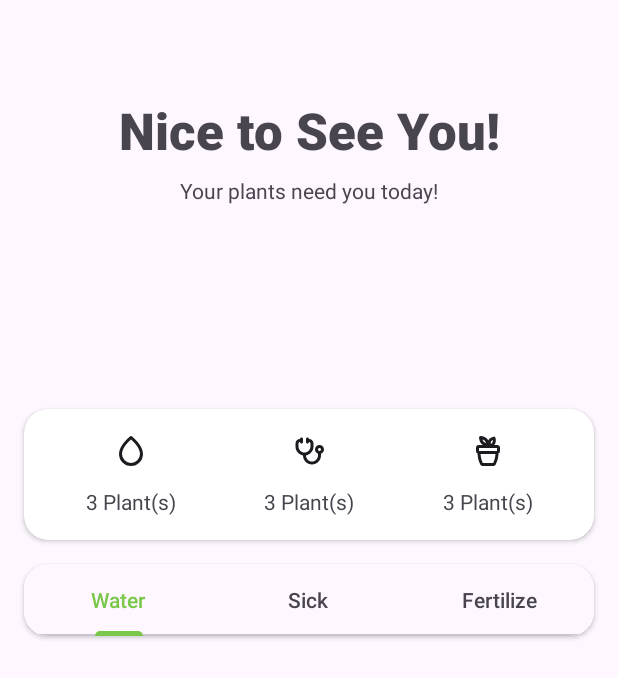
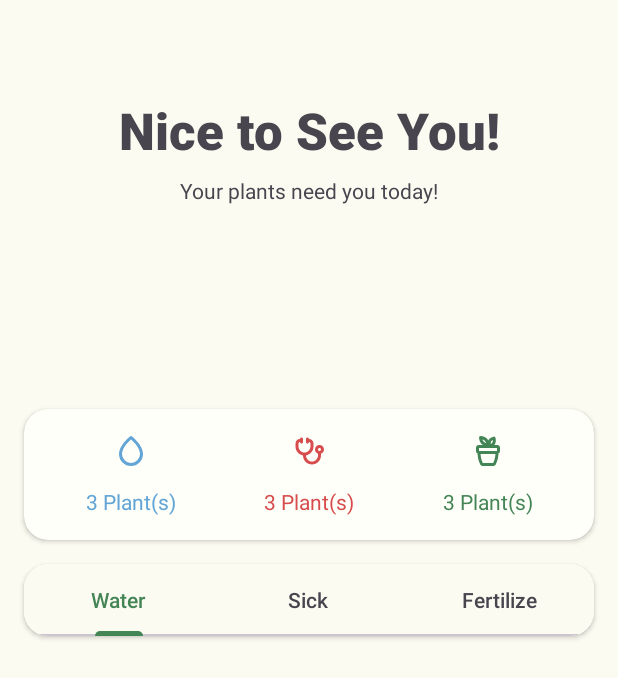
Before and after one commit to narendradhafa/HarvestHero, an Android app: the fragment HomeFragment shown on its own in the app's theme, on a phone screen of 412 x 824 dp. Shown: the top 678 px of the screen. Run offline under Robolectric (Android 15) with nearby library versions, the phone set to English and light mode, and no system bars.

Commit message:
Adding Color to UI
adding color both on day and night theme

```diff
--- a/app/src/main/java/com/bangkitacademy/harvesthero/ui/SectionsPagerAdapter.kt
+++ b/app/src/main/java/com/bangkitacademy/harvesthero/ui/SectionsPagerAdapter.kt
@@ -5,6 +5,7 @@ import androidx.fragment.app.Fragment
 import androidx.viewpager2.adapter.FragmentStateAdapter
 import com.bangkitacademy.harvesthero.ui.home.HomeFragment
 import com.bangkitacademy.harvesthero.ui.myplants.MyPlantsFragment
+import com.bangkitacademy.harvesthero.ui.plantpedia.PlantPediaFragment
 
 class SectionsPagerAdapter internal constructor(activity: AppCompatActivity) : FragmentStateAdapter(activity) {
 
--- a/app/src/main/java/com/bangkitacademy/harvesthero/ui/PlantPediaFragment.kt
+++ b/app/src/main/java/com/bangkitacademy/harvesthero/ui/plantpedia/PlantPediaFragment.kt
@@ -1,4 +1,4 @@
-package com.bangkitacademy.harvesthero.ui
+package com.bangkitacademy.harvesthero.ui.plantpedia
 
 import androidx.fragment.app.viewModels
 import android.os.Bundle
@@ -9,10 +9,6 @@ import android.view.ViewGroup
 import com.bangkitacademy.harvesthero.R
 
 class PlantPediaFragment : Fragment() {
-
-    companion object {
-        fun newInstance() = PlantPediaFragment()
-    }
 
     private val viewModel: PlantPediaViewModel by viewModels()
 
@@ -28,4 +24,8 @@ class PlantPediaFragment : Fragment() {
     ): View {
         return inflater.inflate(R.layout.fragment_plant_pedia, container, false)
     }
+
+    companion object {
+        fun newInstance() = PlantPediaFragment()
+    }
 }
--- a/app/src/main/java/com/bangkitacademy/harvesthero/ui/PlantPediaViewModel.kt
+++ b/app/src/main/java/com/bangkitacademy/harvesthero/ui/plantpedia/PlantPediaViewModel.kt
@@ -1,4 +1,4 @@
-package com.bangkitacademy.harvesthero.ui
+package com.bangkitacademy.harvesthero.ui.plantpedia
 
 import androidx.lifecycle.ViewModel
 
--- a/app/src/main/res/drawable/fertilizer.xml
+++ b/app/src/main/res/drawable/fertilizer.xml
@@ -5,6 +5,6 @@
     android:viewportHeight="24">
   <path
       android:pathData="M7.047,2.026a1,1 0,0 0,-1.022 1.021c0.016,0.706 0.187,1.7 0.667,2.717 0.267,0.566 0.61,1.074 1.04,1.504 0.28,0.28 0.593,0.523 0.933,0.732L6,8a2,2 0,0 0,-2 2v2a2,2 0,0 0,1.014 1.74c0.139,3.665 1.275,6.218 1.837,7.27 0.35,0.656 1.023,0.99 1.684,0.99h6.93c0.66,0 1.334,-0.334 1.684,-0.99 0.562,-1.052 1.698,-3.605 1.837,-7.27A2,2 0,0 0,20 12v-2a2,2 0,0 0,-2 -2h-1.898c0.217,-0.227 0.406,-0.477 0.563,-0.75 0.212,-0.367 0.36,-0.765 0.45,-1.189 0.173,-0.798 0.137,-1.618 -0.021,-2.401l-0.144,-0.57a1,1 0,0 0,-1.155 -0.666,6.16 6.16,0 0,0 -1.898,0.778c-0.656,0.403 -1.195,0.912 -1.562,1.548 -0.05,0.086 -0.095,0.173 -0.138,0.262a5.215,5.215 0,0 0,-0.93 -1.28,5.315 5.315,0 0,0 -1.503,-1.04 6.906,6.906 0,0 0,-2.717 -0.666ZM8.25,4.25c0.226,0.07 0.447,0.15 0.66,0.25 0.368,0.174 0.686,0.389 0.944,0.647 0.257,0.257 0.472,0.575 0.646,0.943 0.094,0.217 0.18,0.433 0.249,0.66a4.79,4.79 0,0 1,-0.66 -0.25,3.333 3.333,0 0,1 -0.943,-0.646A3.333,3.333 0,0 1,8.5 4.91c-0.1,-0.213 -0.18,-0.434 -0.25,-0.66ZM15.222,4.75 L15.228,4.98c0,0.228 -0.022,0.45 -0.067,0.66a2.094,2.094 0,0 1,-0.228 0.61c-0.185,0.32 -0.485,0.604 -0.877,0.845l-0.279,0.154 -0.005,-0.228c0,-0.228 0.022,-0.45 0.068,-0.661 0.049,-0.227 0.124,-0.431 0.227,-0.61 0.185,-0.32 0.485,-0.603 0.877,-0.845l0.278,-0.155ZM7.028,14h9.944c-0.174,3.023 -1.093,5.125 -1.551,6L8.579,20c-0.458,-0.875 -1.377,-2.977 -1.55,-6ZM18,12L6,12v-2h12v2Z"
-      android:fillColor="?attr/colorOnSurface"
+      android:fillColor="@color/fertilize"
       android:fillType="evenOdd"/>
 </vector>
--- a/app/src/main/res/drawable/sick.xml
+++ b/app/src/main/res/drawable/sick.xml
@@ -5,6 +5,6 @@
     android:viewportHeight="24">
   <path
       android:pathData="M8,4C8,3.448 7.552,3 7,3C6.448,3 6,3.448 6,4C4.343,4 3,5.343 3,7L3,9C3,11.973 5.162,14.441 8,14.917L8,15C8,18.314 10.686,21 14,21C17.314,21 20,18.314 20,15L20,13.829C21.165,13.417 22,12.306 22,11C22,9.343 20.657,8 19,8C17.343,8 16,9.343 16,11C16,12.306 16.835,13.417 18,13.829L18,15C18,17.209 16.209,19 14,19C11.791,19 10,17.209 10,15L10,14.917C12.838,14.441 15,11.973 15,9L15,7C15,5.343 13.657,4 12,4C12,3.448 11.552,3 11,3C10.448,3 10,3.448 10,4L10,6C10,6.552 10.448,7 11,7C11.552,7 12,6.552 12,6C12.552,6 13,6.448 13,7L13,9C13,11.209 11.209,13 9,13C6.791,13 5,11.209 5,9L5,7C5,6.448 5.448,6 6,6C6,6.552 6.448,7 7,7C7.552,7 8,6.552 8,6L8,4ZM19,12C19.552,12 20,11.552 20,11C20,10.448 19.552,10 19,10C18.448,10 18,10.448 18,11C18,11.552 18.448,12 19,12Z"
-      android:fillColor="?attr/colorOnSurface"
+      android:fillColor="@color/sick"
       android:fillType="evenOdd"/>
 </vector>
--- a/app/src/main/res/drawable/water.xml
+++ b/app/src/main/res/drawable/water.xml
@@ -5,6 +5,6 @@
     android:viewportHeight="24">
   <path
       android:pathData="M12,4.307a26.826,26.826 0,0 0,-3.124 3.245C7.305,9.507 6,11.817 6,14a6,6 0,0 0,12 0c0,-2.183 -1.305,-4.493 -2.876,-6.448A26.824,26.824 0,0 0,12 4.307ZM11.249,2.321a1.18,1.18 0,0 1,1.502 0A28.635,28.635 0,0 1,16.682 6.3C18.322,8.339 20,11.106 20,14a8,8 0,0 1,-16 0c0,-2.894 1.678,-5.661 3.318,-7.701a28.636,28.636 0,0 1,3.93 -3.978Z"
-      android:fillColor="?attr/colorOnSurface"
+      android:fillColor="@color/water"
       android:fillType="evenOdd"/>
 </vector>
--- a/app/src/main/res/layout/activity_main.xml
+++ b/app/src/main/res/layout/activity_main.xml
@@ -11,6 +11,7 @@
         android:id="@+id/tabs_main"
         android:layout_width="0dp"
         android:layout_height="wrap_content"
+        android:elevation="10dp"
         app:layout_constraintBottom_toBottomOf="parent"
         app:layout_constraintEnd_toEndOf="parent"
         app:layout_constraintStart_toStartOf="parent"
@@ -49,7 +50,6 @@
         android:layout_marginBottom="24dp"
         android:clickable="true"
         android:focusable="true"
-        android:backgroundTint="?attr/colorPrimaryContainer"
         app:layout_constraintBottom_toTopOf="@+id/tabs_main"
         app:layout_constraintEnd_toEndOf="parent"
         app:srcCompat="@drawable/add" />
--- a/app/src/main/res/layout/fragment_home.xml
+++ b/app/src/main/res/layout/fragment_home.xml
@@ -52,6 +52,7 @@
             android:layout_marginStart="16dp"
             android:layout_marginEnd="16dp"
             app:cardCornerRadius="16dp"
+            app:cardBackgroundColor="@color/status_background"
             app:layout_constraintEnd_toEndOf="parent"
             app:layout_constraintStart_toStartOf="parent"
             app:layout_constraintTop_toBottomOf="@+id/img_illust_home">
@@ -100,6 +101,7 @@
                     android:layout_height="wrap_content"
                     android:layout_marginTop="8dp"
                     android:layout_marginBottom="16dp"
+                    android:textColor="@color/water"
                     android:text="3 Plant(s)"
                     app:layout_constraintBottom_toBottomOf="parent"
                     app:layout_constraintEnd_toEndOf="@+id/img_water_home"
@@ -112,6 +114,7 @@
                     android:layout_height="wrap_content"
                     android:layout_marginTop="8dp"
                     android:layout_marginBottom="16dp"
+                    android:textColor="@color/sick"
                     android:text="3 Plant(s)"
                     app:layout_constraintBottom_toBottomOf="parent"
                     app:layout_constraintEnd_toEndOf="@+id/img_sick_home"
@@ -124,6 +127,7 @@
                     android:layout_height="wrap_content"
                     android:layout_marginTop="8dp"
                     android:layout_marginBottom="16dp"
+                    android:textColor="@color/fertilize"
                     android:text="3 Plant(s)"
                     app:layout_constraintBottom_toBottomOf="parent"
                     app:layout_constraintEnd_toEndOf="@+id/img_fertilize_home"
--- a/app/src/main/res/layout/fragment_my_plants.xml
+++ b/app/src/main/res/layout/fragment_my_plants.xml
@@ -17,6 +17,11 @@
             android:layout_height="wrap_content"
             android:layout_marginStart="16dp"
             android:layout_marginEnd="16dp"
+            android:backgroundTint="@color/status_background"
+            android:elevation="10dp"
+            android:hint="@string/search"
+            app:strokeColor="@color/primary_container"
+            app:strokeWidth="2dp"
             app:layout_constraintEnd_toEndOf="parent"
             app:layout_constraintStart_toStartOf="parent"
             app:layout_constraintTop_toBottomOf="@+id/tv_title_my_plants" />
--- a/app/src/main/res/layout/fragment_plant_pedia.xml
+++ b/app/src/main/res/layout/fragment_plant_pedia.xml
@@ -4,7 +4,7 @@
     xmlns:tools="http://schemas.android.com/tools"
     android:layout_width="match_parent"
     android:layout_height="match_parent"
-    tools:context=".ui.PlantPediaFragment">
+    tools:context=".ui.plantpedia.PlantPediaFragment">
 
     <androidx.constraintlayout.widget.ConstraintLayout
         android:id="@+id/constraint_layout_plantpedia"
--- /dev/null
+++ b/app/src/main/res/values-night/colors.xml
@@ -0,0 +1,14 @@
+<?xml version="1.0" encoding="utf-8"?>
+<resources>
+    <color name="primary">#79C849</color>
+    <color name="primary_container">#636D58</color>
+    <color name="on_primary_container">#E8F5E9</color>
+    <color name="on_primary_surface">#FFFFFFFF</color>
+    <color name="background">#1D1D1B</color>
+
+    <color name="water">#7EBCEA</color>
+    <color name="sick">#FF6767</color>
+    <color name="fertilize">#79C849</color>
+    <color name="status_background">#44413D</color>
+
+</resources>
--- a/app/src/main/res/values-night/themes.xml
+++ b/app/src/main/res/values-night/themes.xml
@@ -1,7 +1,16 @@
 <resources xmlns:tools="http://schemas.android.com/tools">
     <!-- Base application theme. -->
     <style name="Base.Theme.HarvestHero" parent="Theme.Material3.DayNight.NoActionBar">
+
         <!-- Customize your dark theme here. -->
-        <!-- <item name="colorPrimary">@color/my_dark_primary</item> -->
+        <item name="colorPrimary">@color/primary</item>
+        <item name="colorPrimaryContainer">@color/primary_container</item>
+        <item name="colorOnPrimaryContainer">@color/on_primary_container</item>
+        <item name="colorSurface">@color/background</item>
+        <item name="colorOnSurface">@color/on_primary_surface</item>
+        <item name="android:windowBackground">@color/background</item>
+
+        <item name="android:statusBarColor">@color/background</item>
+        <item name="android:navigationBarColor">@color/background</item>
     </style>
 </resources>
--- a/app/src/main/res/values/colors.xml
+++ b/app/src/main/res/values/colors.xml
@@ -3,6 +3,15 @@
     <color name="black">#FF000000</color>
     <color name="white">#FFFFFFFF</color>
 
-    <color name="primary">#79C849</color>
+    <color name="primary">#448556</color>
+    <color name="primary_container">#CFE5B8</color>
+    <color name="on_primary_container">#FF000000</color>
+    <color name="on_primary_surface">#FF000000</color>
+    <color name="background">#FBFBF1</color>
+
+    <color name="water">#62A5D6</color>
+    <color name="sick">#D74C4C</color>
+    <color name="fertilize">#448556</color>
+    <color name="status_background">#FFFFFA</color>
 
 </resources>
--- a/app/src/main/res/values/strings.xml
+++ b/app/src/main/res/values/strings.xml
@@ -10,4 +10,5 @@
     <string name="water">Water</string>
     <string name="greeting">Nice to See You!</string>
     <string name="sub_greeting">Your plants need you today!</string>
+    <string name="search">Search ...</string>
 </resources>
--- a/app/src/main/res/values/themes.xml
+++ b/app/src/main/res/values/themes.xml
@@ -1,9 +1,16 @@
 <resources xmlns:tools="http://schemas.android.com/tools">
     <!-- Base application theme. -->
     <style name="Base.Theme.HarvestHero" parent="Theme.Material3.DayNight.NoActionBar">
+
         <!-- Customize your light theme here. -->
+        <item name="colorPrimary">@color/primary</item>
+        <item name="colorPrimaryContainer">@color/primary_container</item>
+        <item name="colorOnPrimaryContainer">@color/on_primary_container</item>
+        <item name="colorSurface">@color/background</item>
+        <item name="android:windowBackground">@color/background</item>
 
-        <item name="colorPrimary">@color/primary</item>
+        <item name="android:statusBarColor">@color/background</item>
+        <item name="android:navigationBarColor">@color/background</item>
     </style>
 
     <style name="Theme.HarvestHero" parent="Base.Theme.HarvestHero" />
```
